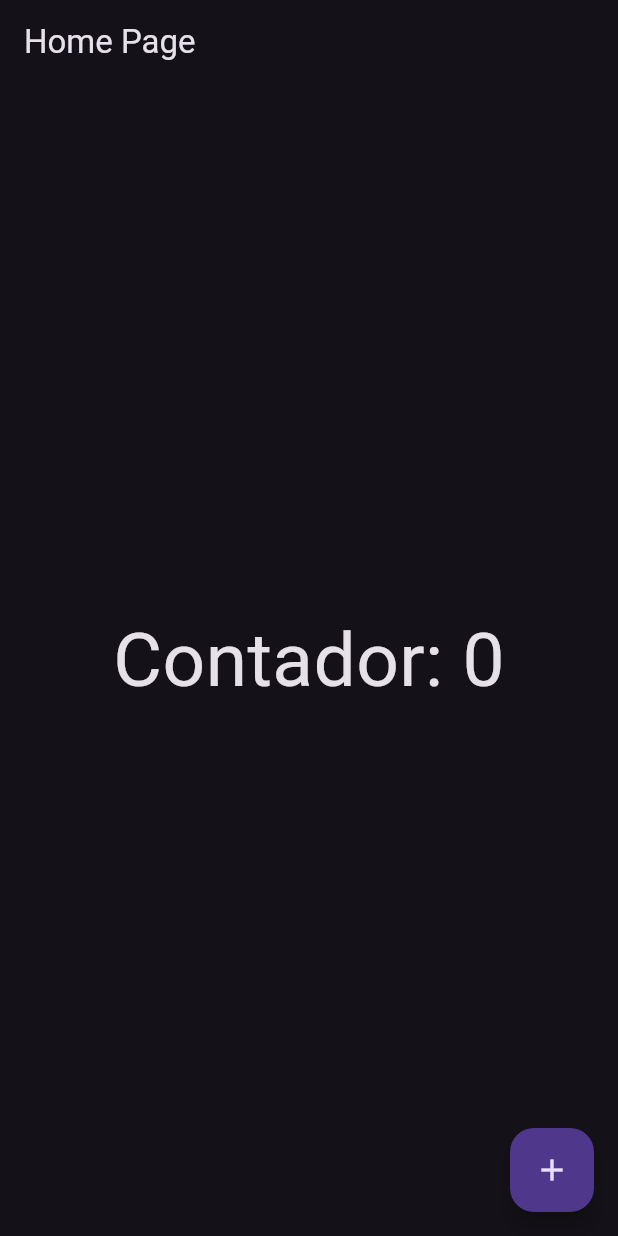
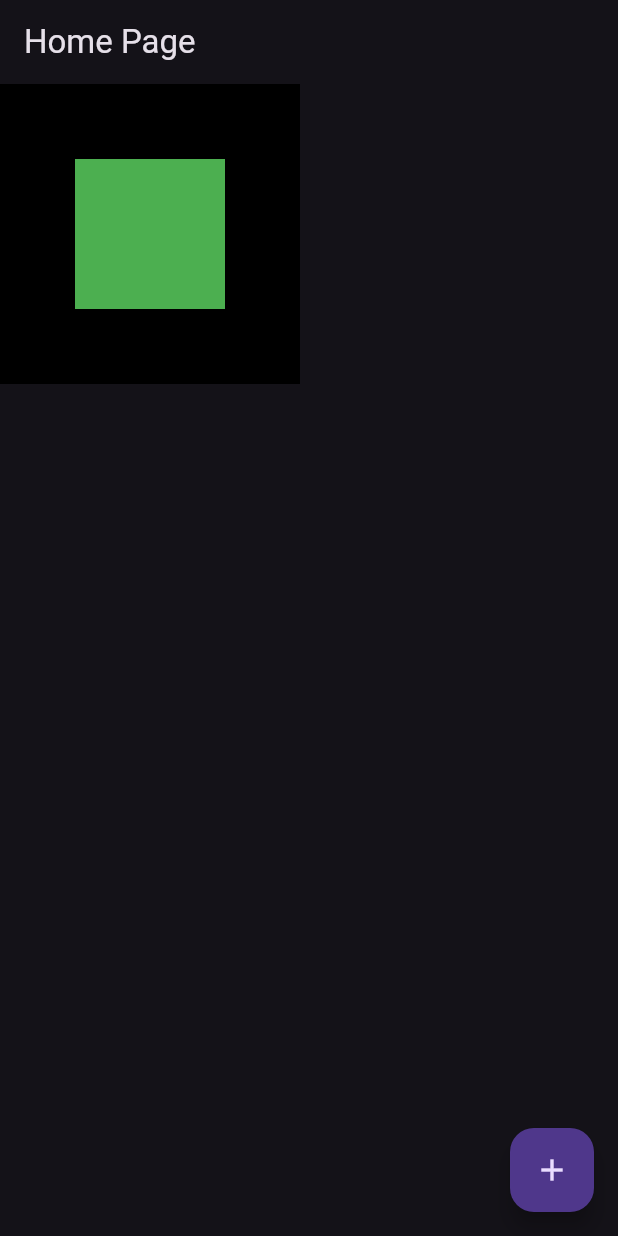
Before and after one commit to Gustavocorrea0/flutter-fundamentals-course, a Flutter app: the screen it shows after launch, on a phone screen of 412 x 824 dp. Run offline on Flutter 3.47's test engine with Material 3 defaults, Android fonts, the phone set to English and light mode, and no system bars.

Commit message:
single render and multi render

```diff
--- a/lib/home_page.dart
+++ b/lib/home_page.dart
@@ -17,14 +17,18 @@ class HomePageState extends State<HomePage>{
       appBar: AppBar(
         title: Text("Home Page"),
       ),
-      body: Center(
-        child: Center(child: GestureDetector(child: Text('Contador: $counter', style: TextStyle(fontSize: 50),),
-        onTap: () {
-          setState(() { // settar estado
-            counter++;
-          });
-        },
-        )),
+      body: Container(
+        height: 200,
+        width: 200,
+        color: Colors.black,
+        child: Align( // criar um novo render para o elemento
+          alignment: Alignment.center,
+          child: Container(
+            height: 100,
+            width: 100,
+            color: Colors.green,
+          ),
+        ),
       ),
       floatingActionButton: FloatingActionButton(
         child: Icon(Icons.add),
```
